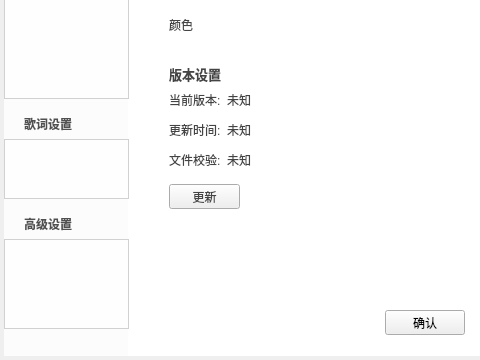
Old version of the form TTKModule/TTKWidget/musicUiKits/musicWidgetKits/musicsettingwidget.ui in the repository Greedysky/TTKMusicPlayer; both pictures show x 0 to 480 and y 110 to 470 of the 618 by 470 pixel window.
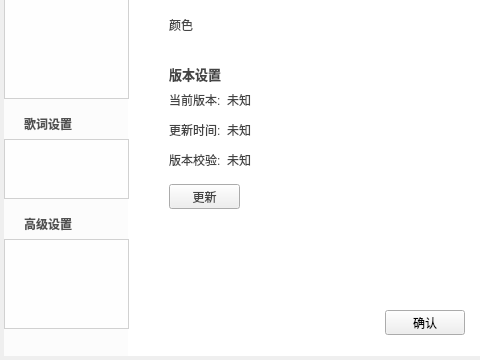
New version of the form. The open tabs and pages were chosen to show the change. Custom widgets are drawn as their Qt base class.

Commit message: Refactor widget style[689780]

The edit to the form file:
```diff
--- a/TTKModule/TTKWidget/musicUiKits/musicWidgetKits/musicsettingwidget.ui
+++ b/TTKModule/TTKWidget/musicUiKits/musicWidgetKits/musicsettingwidget.ui
@@ -1114,7 +1114,7 @@
       </rect>
      </property>
      <property name="text">
-      <string>文件校验:</string>
+      <string>版本校验:</string>
      </property>
     </widget>
     <widget class="QLabel" name="rippleVersionFileValue">
```
The commit also changes 6 other files.
